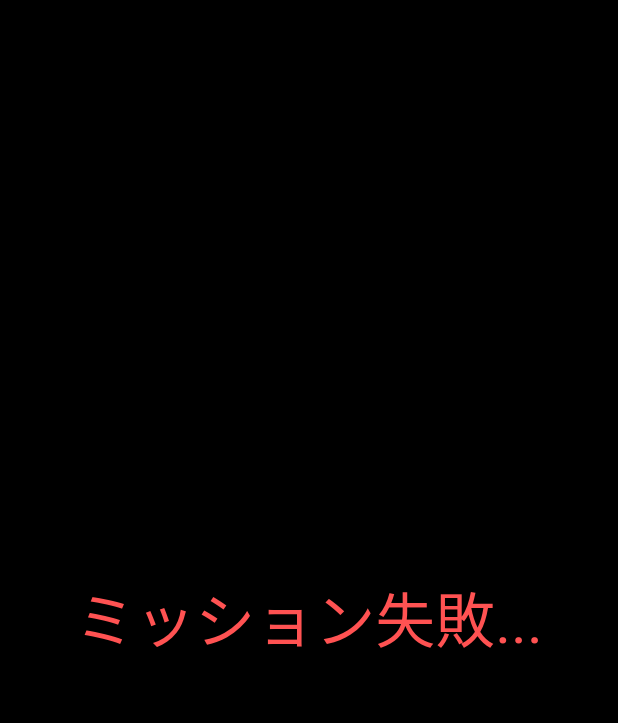
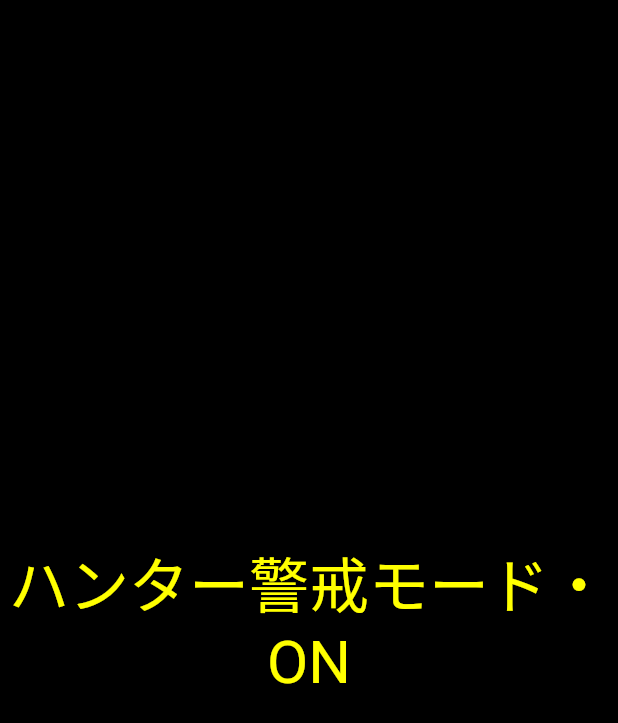
Before and after one commit to hiroshu-diary/seisouchu_alarm, a Flutter app: the FailureScreen screen opened directly, on a phone screen of 412 x 824 dp. Shown: the top 723 px of the screen. Run offline on Flutter 3.47's test engine with Material 2 defaults, Android fonts, the phone set to English and light mode, and no system bars; our stand-ins replace audioplayers; missing offline and left inert: flutter_screen_lock.

Commit message:
音声変更、自動リセット

```diff
--- a/lib/helper/sound.dart
+++ b/lib/helper/sound.dart
@@ -1,4 +1,8 @@
 import 'package:audioplayers/audioplayers.dart';
+import 'package:flutter/material.dart';
+
+import '../screen/start_screen.dart';
+import 'navi.dart';
 
 /// Global
 final ring = AudioCache();
@@ -12,14 +16,17 @@ Future<void> play(int n) async {
     //正解：0
     'light_unlock.mp3',
 
-    //ミッション成功：1
+    //ハンター停止：1
     'stop_hunter.mp3',
 
     //不正解：2
     'in-correct.mp3',
 
-    //ミッション失敗：3
+    //ミッション失敗：３
     'failure.mp3',
+
+    //ハンター起動：４
+    'start_hunter.mp3',
   ];
   ring.play(_soundList[n]);
 }
@@ -29,3 +36,13 @@ void enterAudio(bool isSuccess) async {
   await delay();
   play(num);
 }
+
+class Init {
+  static void action(BuildContext context, bool isSuccess) async {
+    enterAudio(isSuccess);
+    await Future.delayed(const Duration(seconds: 60));
+    Navi.fadeNavi(context, const StartScreen());
+    await Future.delayed(const Duration(seconds: 1));
+    play(4);
+  }
+}
--- a/lib/screen/failure_screen.dart
+++ b/lib/screen/failure_screen.dart
@@ -1,21 +1,33 @@
 import 'package:flutter/material.dart';
-import 'package:seisouchu_alarm/helper/navi.dart';
-import 'package:seisouchu_alarm/helper/sound.dart';
 import 'package:seisouchu_alarm/screen/reset_screen.dart';
 
-class FailureScreen extends StatelessWidget {
+import '../helper/navi.dart';
+import '../helper/sound.dart';
+
+class FailureScreen extends StatefulWidget {
   const FailureScreen({Key? key}) : super(key: key);
 
   @override
+  State<FailureScreen> createState() => _FailureScreenState();
+}
+
+class _FailureScreenState extends State<FailureScreen> {
+  @override
+  void initState() {
+    super.initState();
+    Init.action(context, false);
+  }
+
+  @override
   Widget build(BuildContext context) {
-    enterAudio(false);
     return Scaffold(
       backgroundColor: Colors.black,
       body: const Center(
         child: Text(
-          'ミッション失敗...',
+          'ハンター警戒モード・ON',
+          textAlign: TextAlign.center,
           style: TextStyle(
-            color: Colors.redAccent,
+            color: Colors.yellowAccent,
             fontSize: 40,
           ),
         ),
--- a/lib/screen/lock_screen.dart
+++ b/lib/screen/lock_screen.dart
@@ -46,7 +46,7 @@ class _LockScreenState extends State<LockScreen> {
       ),
       didUnlocked: () async {
         await play(0);
-        await Future.delayed(const Duration(milliseconds: 1200));
+        await Future.delayed(const Duration(milliseconds: 1000));
         Navi.navigate360(context, const Offset(0.5, 0), const SuccessScreen());
       },
       didError: (n) {
@@ -70,11 +70,12 @@ class _LockScreenState extends State<LockScreen> {
               );
             },
           );
+          play(2);
         }
       },
       didMaxRetries: (n) async {
         await play(2);
-        await Future.delayed(const Duration(milliseconds: 1200));
+        await Future.delayed(const Duration(milliseconds: 1300));
         Navi.navigate360(context, const Offset(-1, 0), const FailureScreen());
       },
     );
```
Also changed, not shown: lib/screen/start_screen.dart (+4 -5 lines), lib/screen/success_screen.dart (+7 -2 lines), 2 other files.
